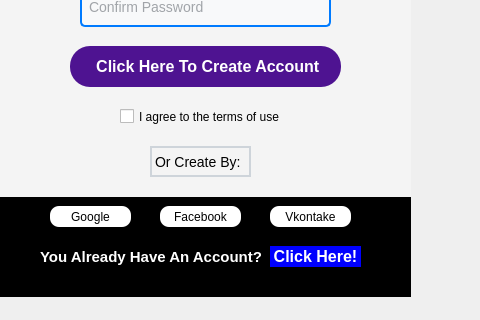
The window that ui/signup.ui (Harisaya/python-app) describes before a commit, drawn with Qt 5; both pictures show x 0 to 480 and y 274 to 594 of the 842 by 594 pixel window.
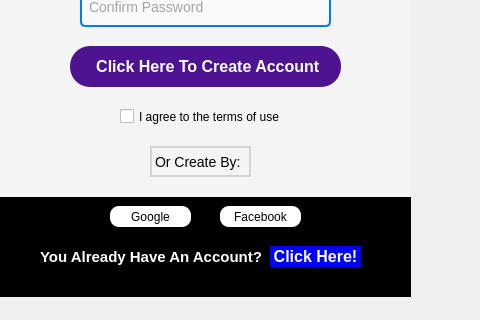
The same window after the commit. Icons and pictures are not drawn.

Diff of the .ui file:
```diff
--- a/ui/signup.ui
+++ b/ui/signup.ui
@@ -77,7 +77,7 @@
    <widget class="QPushButton" name="pushButton_2">
     <property name="geometry">
      <rect>
-      <x>50</x>
+      <x>110</x>
       <y>480</y>
       <width>81</width>
       <height>21</height>
@@ -98,7 +98,7 @@
    <widget class="QPushButton" name="pushButton_3">
     <property name="geometry">
      <rect>
-      <x>160</x>
+      <x>220</x>
       <y>480</y>
       <width>81</width>
       <height>21</height>
@@ -116,27 +116,6 @@
       <normaloff>../img/images.png</normaloff>../img/images.png</iconset>
     </property>
    </widget>
-   <widget class="QPushButton" name="pushButton_4">
-    <property name="geometry">
-     <rect>
-      <x>270</x>
-      <y>480</y>
-      <width>81</width>
-      <height>21</height>
-     </rect>
-    </property>
-    <property name="styleSheet">
-     <string notr="true">background-color:rgb(255, 255, 255);
-border-radius: 9px</string>
-    </property>
-    <property name="text">
-     <string>Vkontake</string>
-    </property>
-    <property name="icon">
-     <iconset>
-      <normaloff>../img/VK_Compact_Logo_(2021-present).svg.png</normaloff>../img/VK_Compact_Logo_(2021-present).svg.png</iconset>
-    </property>
-   </widget>
    <widget class="QLabel" name="label_7">
     <property name="geometry">
      <rect>
```
Left out of the diff: 1 changed line with no effect on the pictures.
